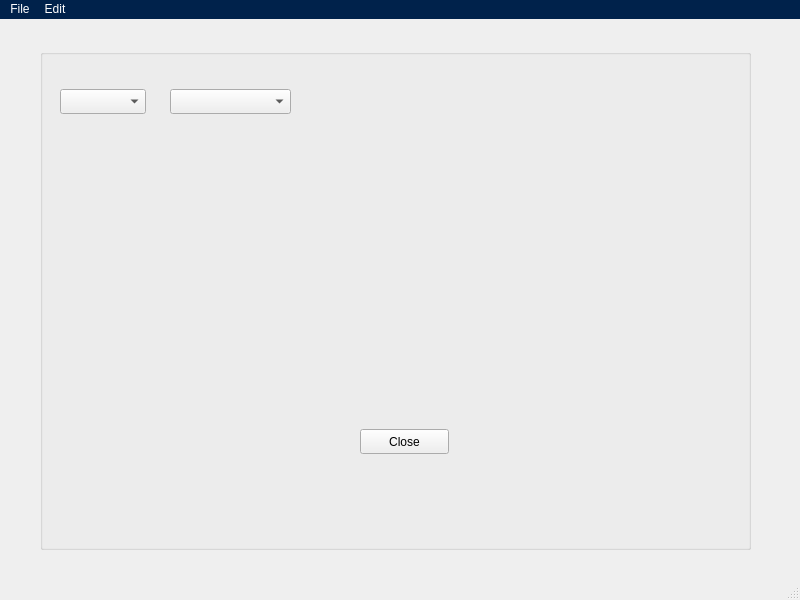
Above: mainwindow.ui from Jogata5/Virtual_Advisor before the change. Below: the same form after it.
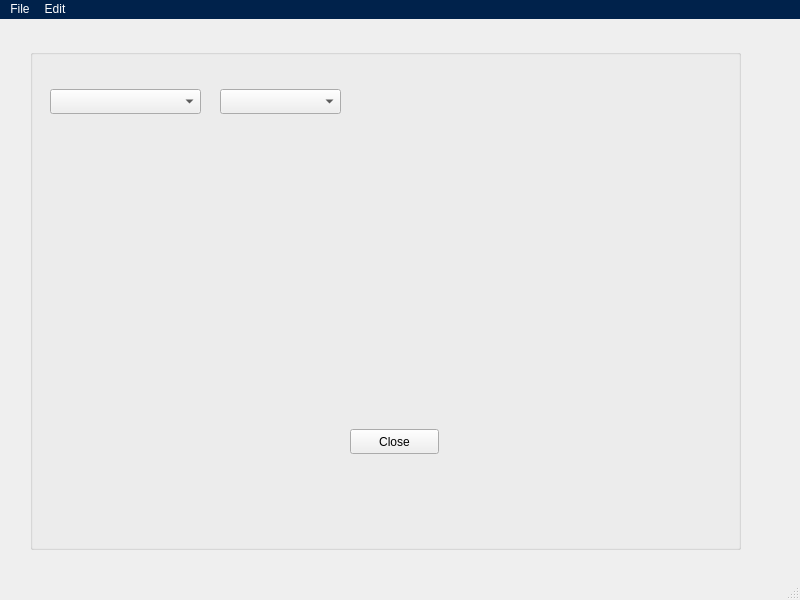
That is the form after the change.

Commit message: Hide and Show for catalog selection working

```diff
--- a/mainwindow.ui
+++ b/mainwindow.ui
@@ -17,7 +17,7 @@
    <widget class="QGroupBox" name="groupBox">
     <property name="geometry">
      <rect>
-      <x>40</x>
+      <x>30</x>
       <y>30</y>
       <width>711</width>
       <height>501</height>
@@ -31,13 +31,16 @@
       <rect>
        <x>20</x>
        <y>40</y>
-       <width>86</width>
+       <width>151</width>
        <height>25</height>
       </rect>
      </property>
      <property name="styleSheet">
       <string notr="true">selection-background-color: rgb(192, 191, 188);</string>
      </property>
+     <property name="currentText">
+      <string/>
+     </property>
      <property name="placeholderText">
       <string>Majors</string>
      </property>
@@ -58,7 +61,7 @@
     <widget class="QComboBox" name="comboBoxCatalog">
      <property name="geometry">
       <rect>
-       <x>130</x>
+       <x>190</x>
        <y>40</y>
        <width>121</width>
        <height>25</height>
```
The commit also changes 1 other file.
